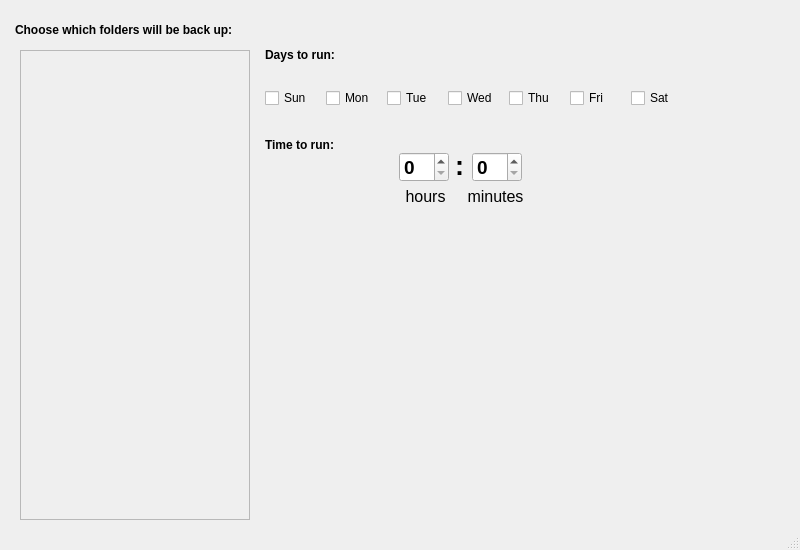
Old version of the form src/options.ui in the repository GeovaneJefferson/timemachine.
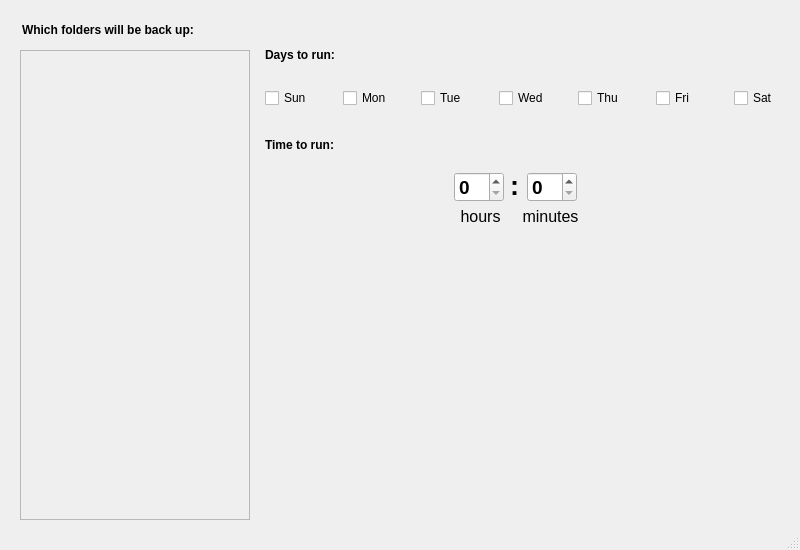
New version of the form.

Patch:
```diff
--- a/src/options.ui
+++ b/src/options.ui
@@ -17,9 +17,9 @@
    <widget class="QLabel" name="label_next_backup">
     <property name="geometry">
      <rect>
-      <x>15</x>
+      <x>22</x>
       <y>15</y>
-      <width>251</width>
+      <width>191</width>
       <height>30</height>
      </rect>
     </property>
@@ -27,14 +27,14 @@
      <bool>false</bool>
     </property>
     <property name="text">
-     <string>&lt;html&gt;&lt;head/&gt;&lt;body&gt;&lt;p&gt;&lt;span style=&quot; font-weight:600;&quot;&gt;Choose which folders will be back up:&lt;/span&gt;&lt;/p&gt;&lt;/body&gt;&lt;/html&gt;</string>
+     <string>&lt;html&gt;&lt;head/&gt;&lt;body&gt;&lt;p&gt;&lt;span style=&quot; font-weight:600;&quot;&gt;Which folders will be back up:&lt;/span&gt;&lt;/p&gt;&lt;/body&gt;&lt;/html&gt;</string>
     </property>
    </widget>
    <widget class="QSpinBox" name="label_minutes">
     <property name="geometry">
      <rect>
-      <x>472</x>
-      <y>152</y>
+      <x>527</x>
+      <y>172</y>
       <width>50</width>
       <height>30</height>
      </rect>
@@ -53,8 +53,8 @@
    <widget class="QLabel" name="label_5">
     <property name="geometry">
      <rect>
-      <x>460</x>
-      <y>182</y>
+      <x>515</x>
+      <y>202</y>
       <width>71</width>
       <height>30</height>
      </rect>
@@ -79,8 +79,8 @@
    <widget class="QSpinBox" name="label_hours">
     <property name="geometry">
      <rect>
-      <x>399</x>
-      <y>152</y>
+      <x>454</x>
+      <y>172</y>
       <width>50</width>
       <height>30</height>
      </rect>
@@ -102,8 +102,8 @@
    <widget class="QLabel" name="label_4">
     <property name="geometry">
      <rect>
-      <x>400</x>
-      <y>182</y>
+      <x>455</x>
+      <y>202</y>
       <width>51</width>
       <height>30</height>
      </rect>
@@ -117,7 +117,7 @@
      <rect>
       <x>265</x>
       <y>70</y>
-      <width>421</width>
+      <width>541</width>
       <height>56</height>
      </rect>
     </property>
@@ -176,8 +176,8 @@
    <widget class="QLabel" name="label_3">
     <property name="geometry">
      <rect>
-      <x>455</x>
-      <y>140</y>
+      <x>510</x>
+      <y>160</y>
       <width>16</width>
       <height>51</height>
      </rect>
```
